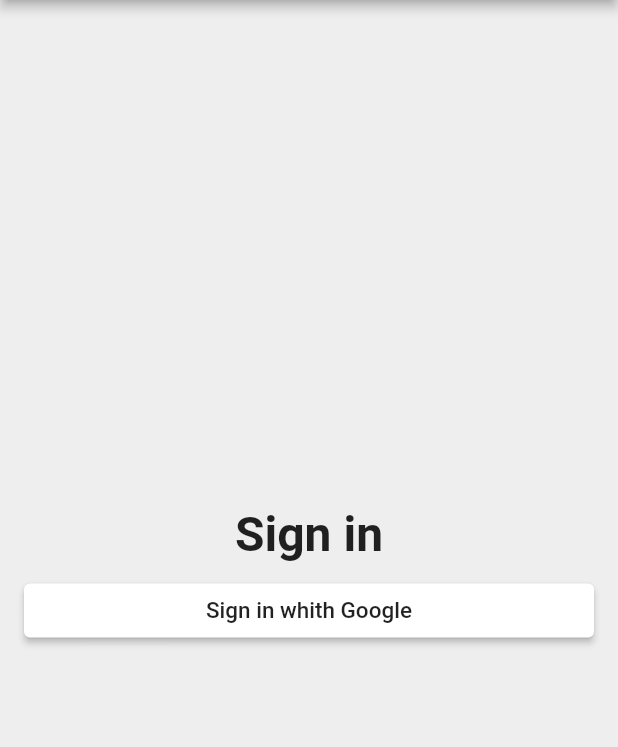
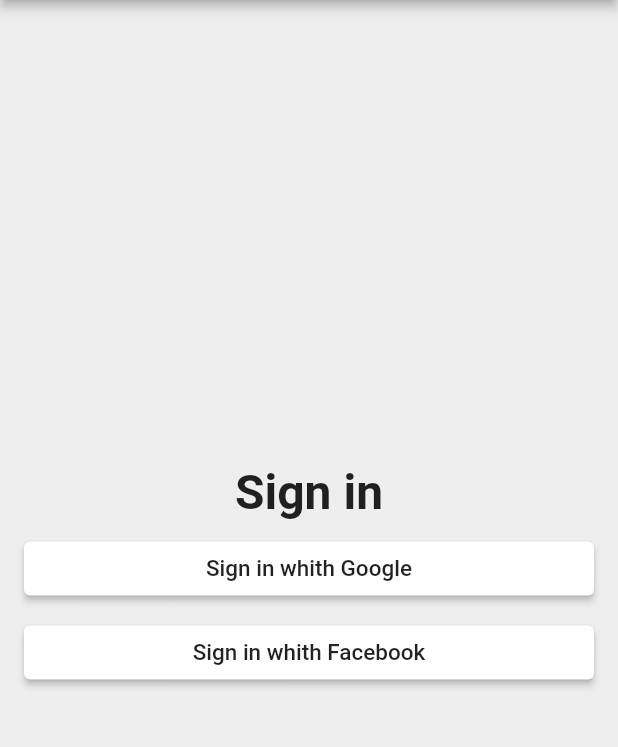
Before and after one commit to galegoz/Flutter_Firebase, a Flutter app: the screen it shows after launch, on a phone screen of 412 x 824 dp, the part 84-831 px from its top. Run offline on Flutter 3.47's test engine with Material 2 defaults, Android fonts, the phone set to English and light mode, and no system bars.

Commit message:
Reaproveitando o botão

```diff
--- a/lib/app/app.sign_in/sign_in_page.dart
+++ b/lib/app/app.sign_in/sign_in_page.dart
@@ -1,3 +1,4 @@
+import 'package:course_google/commons_widget/custom_raised_button.dart';
 import 'package:flutter/material.dart';
 
 class SignInPage extends StatelessWidget {
@@ -36,7 +37,7 @@ class _BuildContext extends StatelessWidget {
             SizedBox(
               height: 8.0,
             ),
-            RaisedButton(
+            CustomRaisedButtom(
               child: Text(
                 'Sign in whith Google',
                 style: TextStyle(
@@ -45,9 +46,22 @@ class _BuildContext extends StatelessWidget {
                 ),
               ),
               color: Colors.white,
-              shape: RoundedRectangleBorder(
-                borderRadius: BorderRadius.all(Radius.circular(4.0)),
+              borderRadius: 4.0,
+              onPressed: () {},
+            ),
+            SizedBox(
+              height: 8.0,
+            ),
+            CustomRaisedButtom(
+              child: Text(
+                'Sign in whith Facebook',
+                style: TextStyle(
+                  color: Colors.black87,
+                  fontSize: 15.0,
+                ),
               ),
+              color: Colors.white,
+              borderRadius: 4.0,
               onPressed: () {},
             ),
           ],
--- /dev/null
+++ b/lib/commons_widget/custom_raised_button.dart
@@ -0,0 +1,23 @@
+import 'package:flutter/material.dart';
+
+class CustomRaisedButtom extends StatelessWidget {
+  CustomRaisedButtom(
+      {this.child, this.color, this.borderRadius, this.onPressed});
+
+  final Widget child;
+  final Color color;
+  final double borderRadius;
+  final VoidCallback onPressed;
+
+  @override
+  Widget build(BuildContext context) {
+    return RaisedButton(
+      child: child,
+      color: color,
+      shape: RoundedRectangleBorder(
+        borderRadius: BorderRadius.all(Radius.circular(borderRadius)),
+      ),
+      onPressed: onPressed,
+    );
+  }
+}
```
